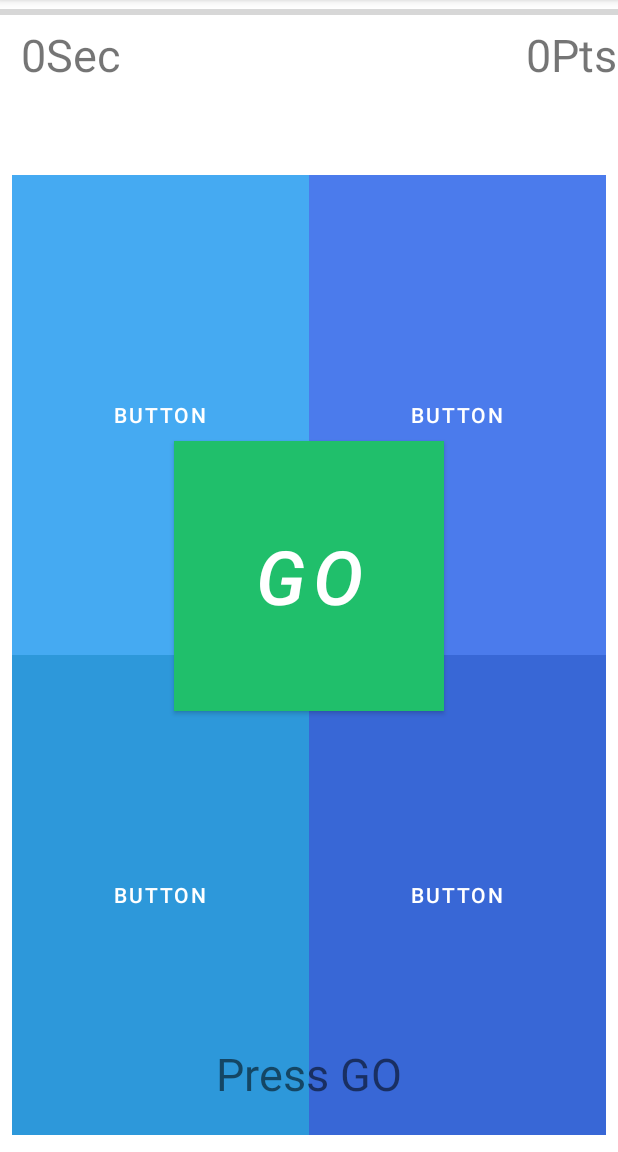
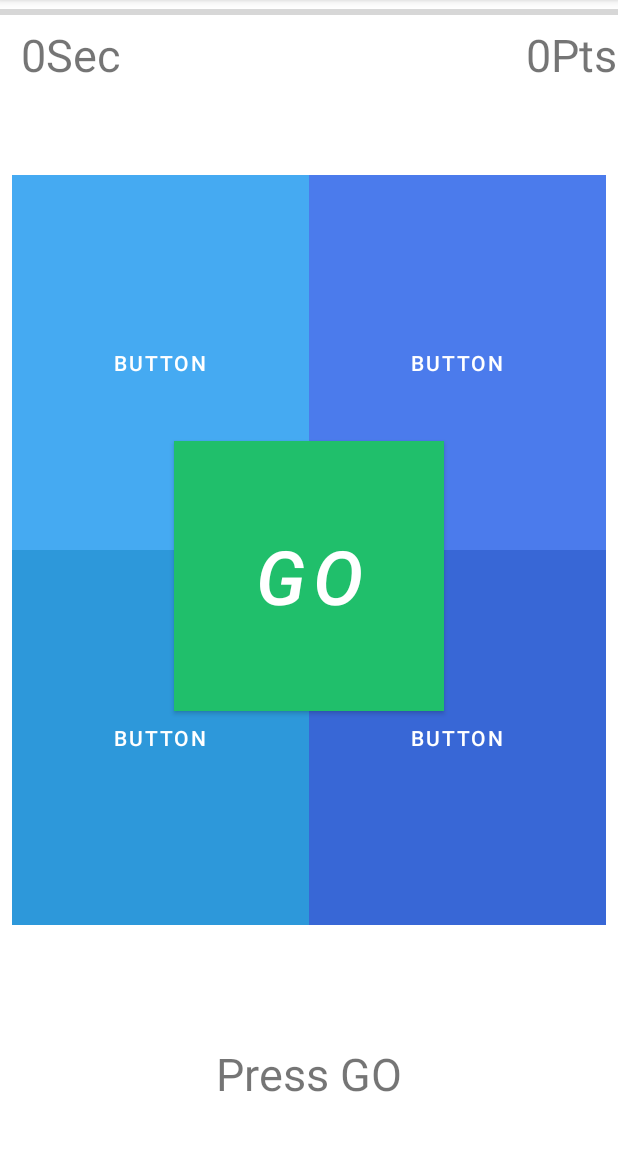
Before and after one commit to Kowsalya17/MathAppp, an Android app: the quiz screen opened directly, with no data from a screen before it, on a phone screen of 412 x 824 dp, the part 84-1236 px from its top. Run offline under Robolectric (Android 15) with nearby library versions, the phone set to English and light mode, and no system bars.

Commit message:
updated final quiz

```diff
--- a/app/src/main/java/com/example/mathapp/Gaming.java
+++ b/app/src/main/java/com/example/mathapp/Gaming.java
@@ -33,7 +33,7 @@ public class Gaming {
             numberIcorrect++;
             isCorrect=false;
         }
-        score=numberCorrect*10-numberIcorrect*30;
+        score=numberCorrect*10-numberIcorrect*10;
         return isCorrect;
     }
 
--- a/app/src/main/java/com/example/mathapp/Question.java
+++ b/app/src/main/java/com/example/mathapp/Question.java
@@ -19,6 +19,8 @@ public class Question {
         this.secondNumber = randomNumberMaker.nextInt(upperLimit);
         this.answer = this.firstNumber + this.secondNumber;
         this.questionPhase = firstNumber + " + " + secondNumber + " = ";
+        this.answer = this.firstNumber - this.secondNumber;
+        this.questionPhase = firstNumber + " - " + secondNumber + " = ";
         this.answerPosition = randomNumberMaker.nextInt(4);
         this.answerArray = new int[] {0,1,2,3};
         this.answerArray[0] = answer + 1;
--- a/app/src/main/java/com/example/mathapp/quiz.java
+++ b/app/src/main/java/com/example/mathapp/quiz.java
@@ -9,7 +9,6 @@ import android.view.View;
 import android.widget.Button;
 import android.widget.ProgressBar;
 import android.widget.TextView;
-import android.widget.Toast;
 
 public class quiz extends AppCompatActivity {
     Button btn_start,btn_answer0,btn_answer1,btn_answer2,btn_answer3;
@@ -18,12 +17,12 @@ public class quiz extends AppCompatActivity {
     Gaming g = new Gaming();
     int secondsRemaining=30;
 
-    CountDownTimer timer = new CountDownTimer(30000, 1000) {
+    CountDownTimer timer = new CountDownTimer(45000, 1000) {
         @Override
         public void onTick(long millisUntilFinished) {
             secondsRemaining--;
             tv_timer.setText(Integer.toString(secondsRemaining) + "sec");
-            prog_timer.setProgress(30 - secondsRemaining);
+            prog_timer.setProgress(45 - secondsRemaining);
         }
         @Override
         public void onFinish() {
@@ -70,7 +69,7 @@ public class quiz extends AppCompatActivity {
             public void onClick(View v) {
                 Button start_button =  (Button) v;
                 start_button.setVisibility(View.INVISIBLE);
-                secondsRemaining = 30;
+                secondsRemaining = 45;
                 g = new Gaming();
                 nextTurn();
                 timer.start();
--- a/app/src/main/res/layout/activity_quiz.xml
+++ b/app/src/main/res/layout/activity_quiz.xml
@@ -56,17 +56,18 @@
         android:id="@+id/tv_questions"
         android:layout_width="wrap_content"
         android:layout_height="wrap_content"
-        android:layout_marginStart="30dp"
-        android:layout_marginLeft="30dp"
+        android:layout_marginStart="10dp"
+        android:layout_marginLeft="10dp"
         android:text="TextView"
         android:textSize="30sp"
+        android:textStyle="bold"
         app:layout_constraintEnd_toStartOf="@+id/tv_score"
         app:layout_constraintStart_toEndOf="@+id/tv_timer"
         app:layout_constraintTop_toBottomOf="@id/prog_timer" />
 
     <TableLayout
         android:layout_width="0dp"
-        android:layout_height="650dp"
+        android:layout_height="500dp"
         android:layout_marginStart="8dp"
         android:layout_marginLeft="8dp"
         android:layout_marginTop="60dp"
@@ -86,7 +87,7 @@
                 android:layout_width="wrap_content"
                 android:layout_height="wrap_content"
                 android:layout_weight="1"
-                android:height="320dp"
+                android:height="250dp"
                 android:background="#45aaf2"
                 android:text="Button"
                 app:backgroundTint="#45aaf2" />
@@ -96,7 +97,7 @@
                 android:layout_width="wrap_content"
                 android:layout_height="wrap_content"
                 android:layout_weight="1"
-                android:height="320dp"
+                android:height="250dp"
                 android:background="#4b7bec"
                 android:text="Button"
                 app:backgroundTint="#4b7bec" />
@@ -111,7 +112,7 @@
                 android:layout_width="wrap_content"
                 android:layout_height="wrap_content"
                 android:layout_weight="1"
-                android:height="320dp"
+                android:height="250dp"
                 android:background="#2d98da"
                 android:text="Button"
                 app:backgroundTint="#2d98da" />
@@ -121,7 +122,7 @@
                 android:layout_width="wrap_content"
                 android:layout_height="wrap_content"
                 android:layout_weight="1"
-                android:height="320dp"
+                android:height="250dp"
                 android:background="#3867d6"
                 android:text="Button"
                 app:backgroundTint="#3867d6" />
```
